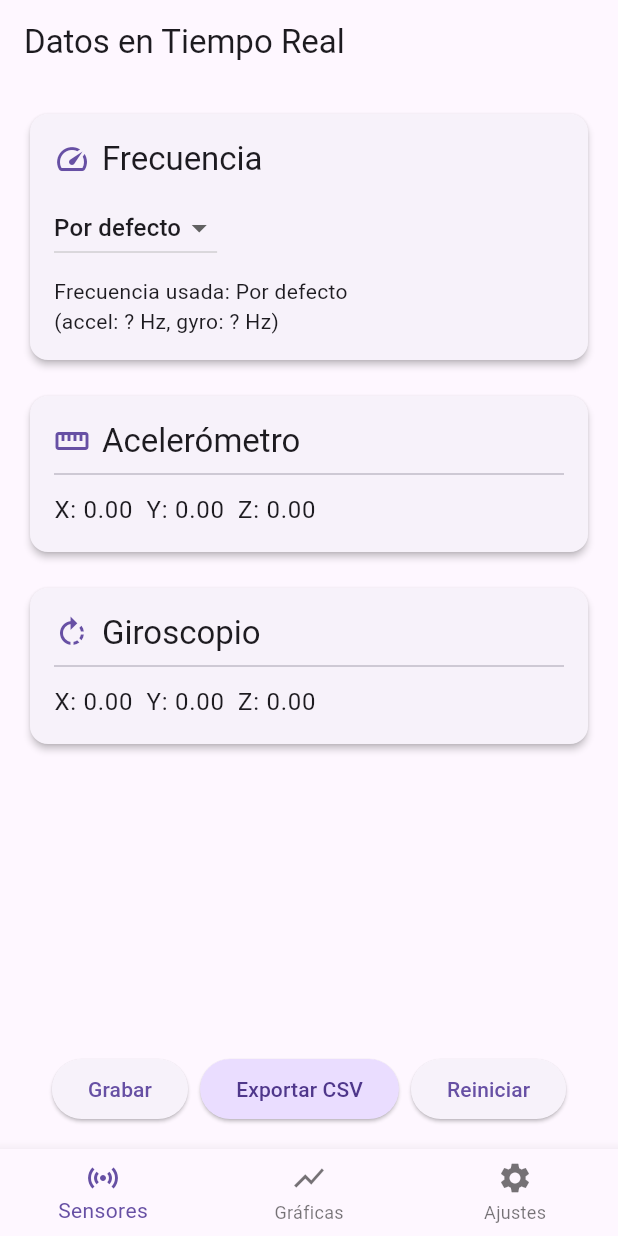
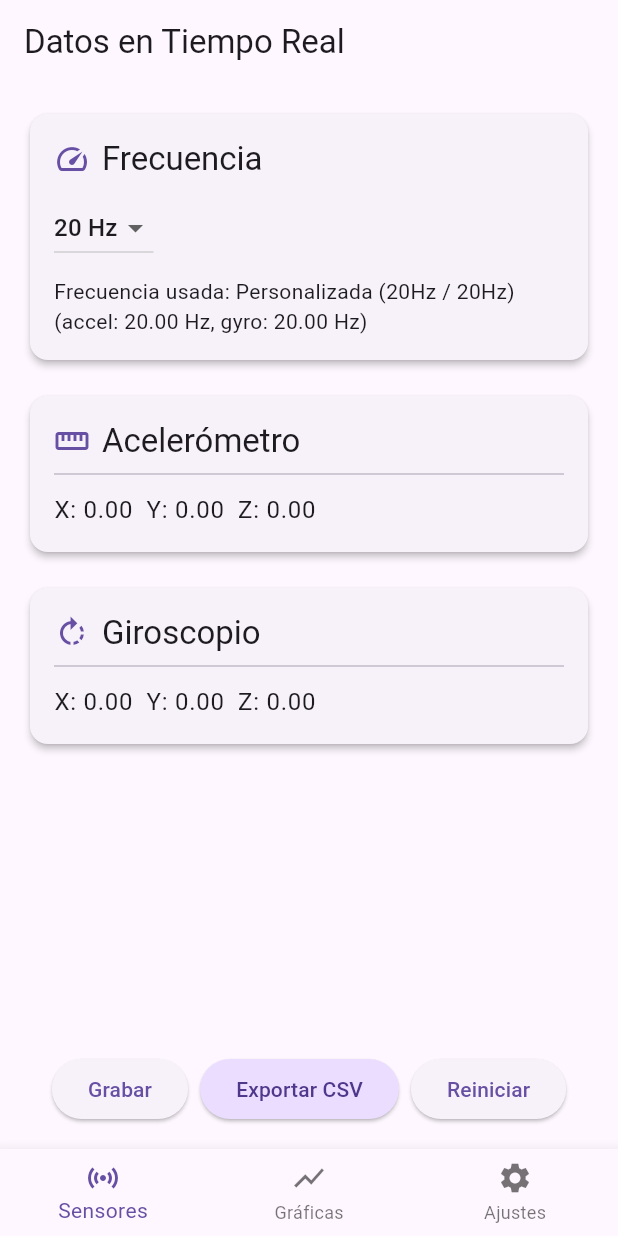
Before and after one commit to AnaOrozco122002/Sensors_App_Take_Simple, a Flutter app: the screen it shows after launch, on a phone screen of 412 x 824 dp. Run offline on Flutter 3.47's test engine with Material 3 defaults, Android fonts, the light colour scheme and no system bars; our stand-ins replace csv, fl_chart, sensors_plus, share_plus.

Commit message:
Quitar Por Defecto

```diff
--- a/lib/sensor_page.dart
+++ b/lib/sensor_page.dart
@@ -13,8 +13,8 @@ class SensorPage extends StatefulWidget {
 
 class _SensorPageState extends State<SensorPage> {
   bool _isRecording = false;
-  final List<String> _frequencies = ['Por defecto', '20 Hz', '30 Hz', '50 Hz', '60 Hz'];
-  String _selectedFrequency = 'Por defecto';
+  final List<String> _frequencies = ['20 Hz', '30 Hz', '50 Hz', '60 Hz'];
+  String _selectedFrequency = '20 Hz';
 
   double? _lastRecordedAccelFreq;
   double? _lastRecordedGyroFreq;
@@ -22,6 +22,10 @@ class _SensorPageState extends State<SensorPage> {
   @override
   void initState() {
     super.initState();
+
+    // Establece frecuencia inicial a 20 Hz
+    widget.controller.setFrequency('20 Hz', const Duration(milliseconds: 50));
+
     widget.controller.onNewFrequency = (accelFreq, gyroFreq) {
       setState(() {
         _lastRecordedAccelFreq = accelFreq;
@@ -86,19 +90,12 @@ class _SensorPageState extends State<SensorPage> {
       case '60 Hz':
         widget.controller.setFrequency('60 Hz', const Duration(milliseconds: 16));
         break;
-      default:
-        widget.controller.setFrequency('Por defecto');
-        break;
     }
   }
 
   @override
   Widget build(BuildContext context) {
     final theme = Theme.of(context);
-    final defaultInfo = (_selectedFrequency == 'Por defecto')
-        ? '\n(accel: ${_lastRecordedAccelFreq?.toStringAsFixed(2) ?? "?"} Hz, '
-        'gyro: ${_lastRecordedGyroFreq?.toStringAsFixed(2) ?? "?"} Hz)'
-        : '';
 
     return Scaffold(
       appBar: AppBar(title: const Text('Datos en Tiempo Real')),
@@ -136,7 +133,9 @@ class _SensorPageState extends State<SensorPage> {
                           ValueListenableBuilder<String>(
                             valueListenable: widget.controller.frequencyLabel,
                             builder: (_, label, __) => Text(
-                              'Frecuencia usada: $label$defaultInfo',
+                              'Frecuencia usada: $label\n'
+                                  '(accel: ${_lastRecordedAccelFreq?.toStringAsFixed(2) ?? "?"} Hz, '
+                                  'gyro: ${_lastRecordedGyroFreq?.toStringAsFixed(2) ?? "?"} Hz)',
                               textAlign: TextAlign.start,
                               style: theme.textTheme.bodyMedium,
                             ),
```
